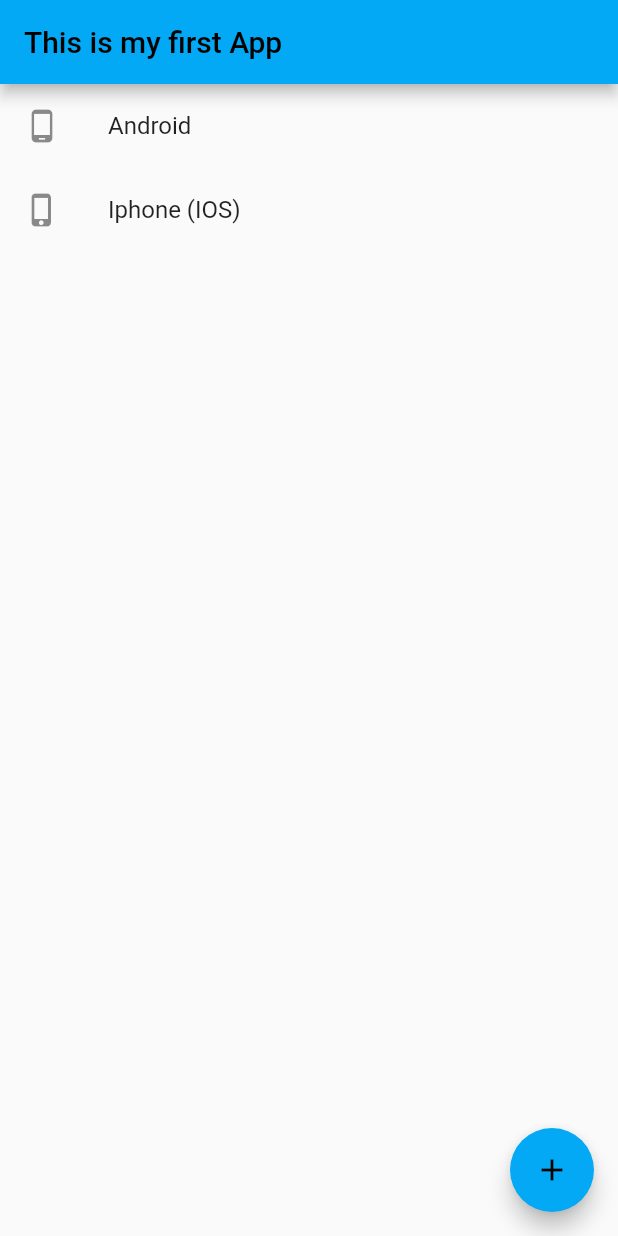
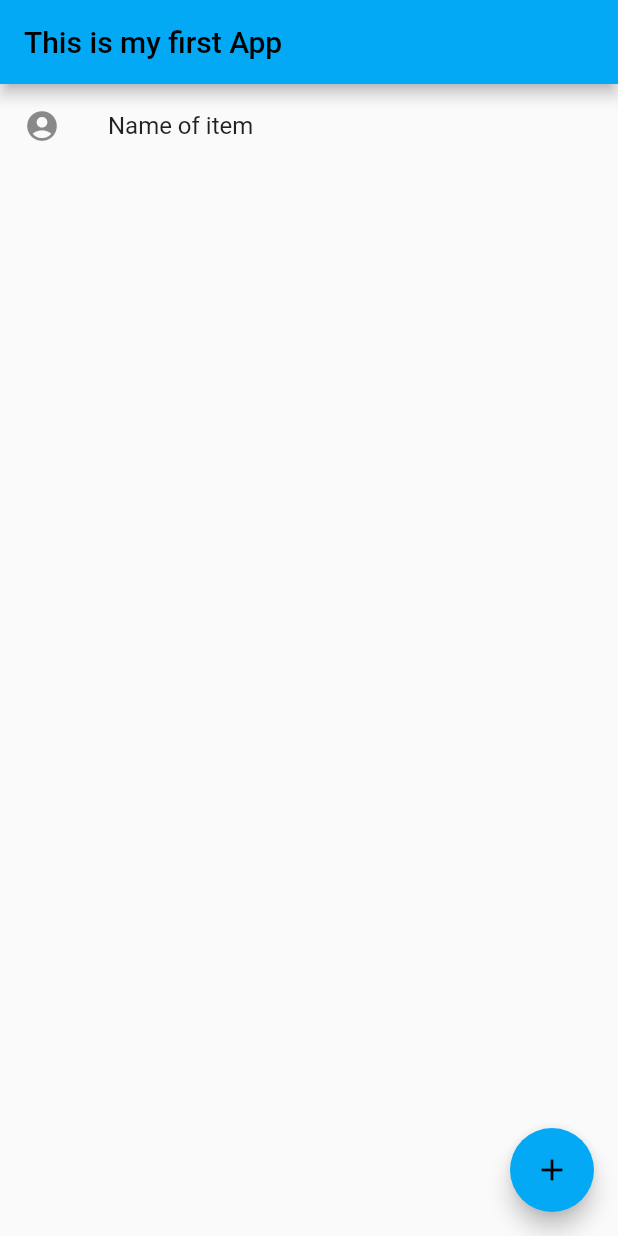
Before and after one commit to StewardHE/MobileAPP_Code, a Flutter app: the screen it shows after launch, after a tap on the "add" icon, on a phone screen of 412 x 824 dp. Run offline on Flutter 3.47's test engine with Material 2 defaults, Android fonts, the phone set to English and light mode, and no system bars.

Commit message:
Adding counter that sends text

```diff
--- a/lib/main.dart
+++ b/lib/main.dart
@@ -47,7 +47,7 @@ class MyHomePage extends StatefulWidget {
 
 // esta parte hace que al presionar el boton +, valla incrementando el contador
 class _MyHomePageState extends State<MyHomePage> {
-  int _counter = 0;
+  int _counter = 0; // contador
 
   void _incrementCounter() {
     setState(() {
@@ -62,33 +62,18 @@ class _MyHomePageState extends State<MyHomePage> {
 
   @override
   Widget build(BuildContext context) {
-    // This method is rerun every time setState is called, for instance as done
-    // by the _incrementCounter method above.
-    //
-    // The Flutter framework has been optimized to make rerunning build methods
-    // fast, so that you can just rebuild anything that needs updating rather
-    // than having to individually change instances of widgets.
     return Scaffold(
       appBar: AppBar(
-        // Here we take the value from the MyHomePage object that was created by
-        // the App.build method, and use it to set our appbar title.
         title: Text(widget.title),
       ),
-      body: Center(
-        child: Column(
-          children: <Widget>[
-            new ListTile(
-              leading:
-                  const Icon(Icons.phone_android), // agrega el icono de android
-              title: const Text('Android'), // pone el texto de android
-            ),
-            new ListTile(
-              leading:
-                  const Icon(Icons.phone_iphone), // agrega el icono de Iphone
-              title: const Text('Iphone (IOS)'), // agrega el texto de IOS
-            )
-          ],
-        ),
+      // hace que al presionar el boton de + este envie texto con un icono.
+      body: new ListView.builder(
+        itemCount: _counter,
+        itemBuilder: (context, index) {
+          return ListTile(
+              leading: const Icon(Icons.account_circle), // incono del texto
+              title: Text('Name of item')); // texto
+        },
       ),
 
       floatingActionButton: FloatingActionButton(
```
